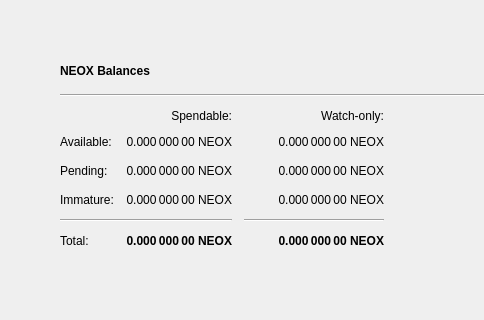
Qt form src/qt/forms/overviewpage.ui (Cryptic-dev1/Akitacoin) before a commit; both pictures show x 0 to 484 and y 0 to 320 of the 1343 by 759 pixel window.
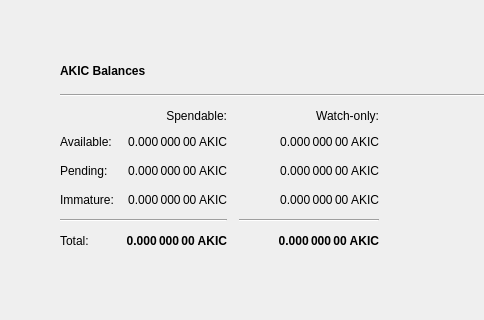
The same form after that commit. Icons and pictures are not drawn.

What changed in the file:
```diff
--- a/src/qt/forms/overviewpage.ui
+++ b/src/qt/forms/overviewpage.ui
@@ -94,7 +94,7 @@
                  </font>
                 </property>
                 <property name="text">
-                 <string>NEOX Balances</string>
+                 <string>AKIC Balances</string>
                 </property>
                </widget>
               </item>
@@ -173,7 +173,7 @@
                  <string>Mined balance in watch-only addresses that has not yet matured</string>
                 </property>
                 <property name="text">
-                 <string notr="true">0.000 000 00 NEOX</string>
+                 <string notr="true">0.000 000 00 AKIC</string>
                 </property>
                 <property name="alignment">
                  <set>Qt::AlignRight|Qt::AlignTrailing|Qt::AlignVCenter</set>
@@ -218,7 +218,7 @@
                  <string>Your current balance in watch-only addresses</string>
                 </property>
                 <property name="text">
-                 <string notr="true">0.000 000 00 NEOX</string>
+                 <string notr="true">0.000 000 00 AKIC</string>
                 </property>
                 <property name="alignment">
                  <set>Qt::AlignRight|Qt::AlignTrailing|Qt::AlignVCenter</set>
@@ -243,7 +243,7 @@
                  <string>Total of transactions that have yet to be confirmed, and do not yet count toward the spendable balance</string>
                 </property>
                 <property name="text">
-                 <string notr="true">0.000 000 00 NEOX</string>
+                 <string notr="true">0.000 000 00 AKIC</string>
                 </property>
                 <property name="alignment">
                  <set>Qt::AlignRight|Qt::AlignTrailing|Qt::AlignVCenter</set>
@@ -304,7 +304,7 @@
                  <string>Current total balance in watch-only addresses</string>
                 </property>
                 <property name="text">
-                 <string notr="true">0.000 000 00 NEOX</string>
+                 <string notr="true">0.000 000 00 AKIC</string>
                 </property>
                 <property name="alignment">
                  <set>Qt::AlignRight|Qt::AlignTrailing|Qt::AlignVCenter</set>
@@ -346,7 +346,7 @@
                  <string>Your current total balance</string>
                 </property>
                 <property name="text">
-                 <string notr="true">0.000 000 00 NEOX</string>
+                 <string notr="true">0.000 000 00 AKIC</string>
                 </property>
                 <property name="alignment">
                  <set>Qt::AlignRight|Qt::AlignTrailing|Qt::AlignVCenter</set>
@@ -371,7 +371,7 @@
                  <string>Your current spendable balance</string>
                 </property>
                 <property name="text">
-                 <string notr="true">0.000 000 00 NEOX</string>
+                 <string notr="true">0.000 000 00 AKIC</string>
                 </property>
                 <property name="alignment">
                  <set>Qt::AlignRight|Qt::AlignTrailing|Qt::AlignVCenter</set>
@@ -410,7 +410,7 @@
                  <string>Mined balance that has not yet matured</string>
                 </property>
                 <property name="text">
-                 <string notr="true">0.000 000 00 NEOX</string>
+                 <string notr="true">0.000 000 00 AKIC</string>
                 </property>
                 <property name="alignment">
                  <set>Qt::AlignRight|Qt::AlignTrailing|Qt::AlignVCenter</set>
@@ -435,7 +435,7 @@
                  <string>Unconfirmed transactions to watch-only addresses</string>
                 </property>
                 <property name="text">
-                 <string notr="true">0.000 000 00 NEOX</string>
+                 <string notr="true">0.000 000 00 AKIC</string>
                 </property>
                 <property name="alignment">
                  <set>Qt::AlignRight|Qt::AlignTrailing|Qt::AlignVCenter</set>
```
Left out of the diff: 8 changed lines with no effect on the pictures.
